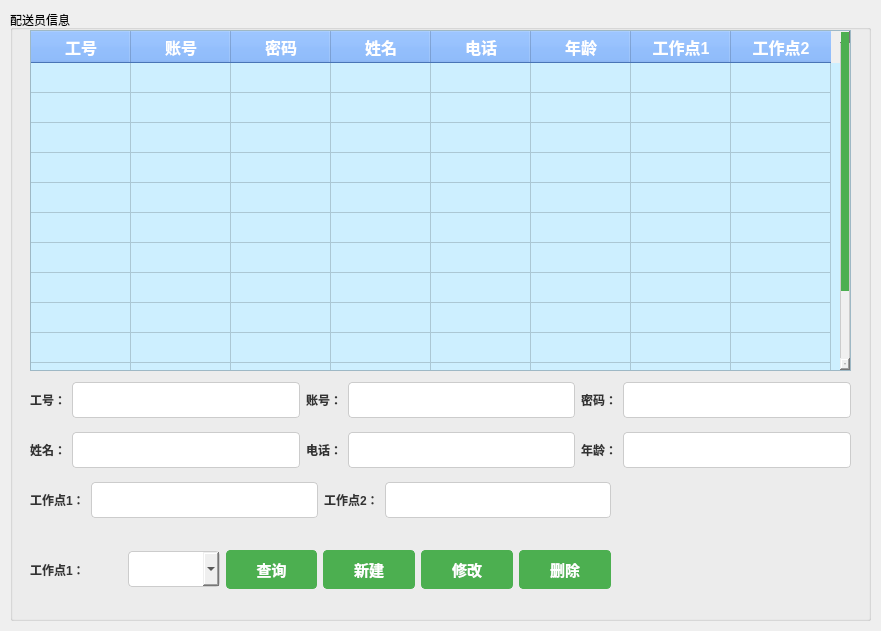
Qt form modules/admin/admin_manage_deliveryman.ui (gfzyl/Parcel-System) before a commit.
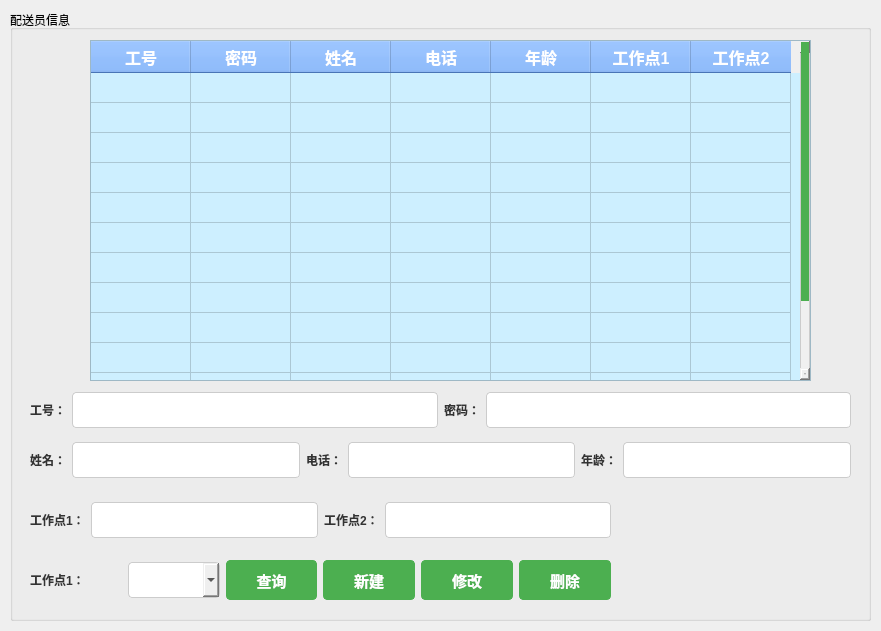
The same form after that commit.

```diff
--- a/modules/admin/admin_manage_deliveryman.ui
+++ b/modules/admin/admin_manage_deliveryman.ui
@@ -107,9 +107,9 @@
    <widget class="QTableWidget" name="tableWidget">
     <property name="geometry">
      <rect>
-      <x>20</x>
-      <y>20</y>
-      <width>821</width>
+      <x>80</x>
+      <y>30</y>
+      <width>721</width>
       <height>341</height>
      </rect>
     </property>
@@ -186,11 +186,6 @@
       <string>工号</string>
      </property>
     </column>
-    <column>
-     <property name="text">
-      <string>账号</string>
-     </property>
-    </column>
     <column>
      <property name="text">
       <string>密码</string>
@@ -226,7 +221,7 @@
     <property name="geometry">
      <rect>
       <x>20</x>
-      <y>370</y>
+      <y>380</y>
       <width>821</width>
       <height>40</height>
      </rect>
@@ -242,16 +237,6 @@
      <item>
       <widget class="QLineEdit" name="input1_lineedit"/>
      </item>
-     <item>
-      <widget class="QLabel" name="label_2">
-       <property name="text">
-        <string>账号：</string>
-       </property>
-      </widget>
-     </item>
-     <item>
-      <widget class="QLineEdit" name="input2_lineedit"/>
-     </item>
      <item>
       <widget class="QLabel" name="label_3">
        <property name="text">
@@ -268,7 +253,7 @@
     <property name="geometry">
      <rect>
       <x>20</x>
-      <y>420</y>
+      <y>430</y>
       <width>821</width>
       <height>40</height>
      </rect>
@@ -310,7 +295,7 @@
     <property name="geometry">
      <rect>
       <x>20</x>
-      <y>470</y>
+      <y>490</y>
       <width>581</width>
       <height>40</height>
      </rect>
@@ -338,13 +323,13 @@
      </item>
     </layout>
    </widget>
-   <widget class="QWidget" name="">
+   <widget class="QWidget" name="layoutWidget">
     <property name="geometry">
      <rect>
       <x>20</x>
-      <y>540</y>
+      <y>550</y>
       <width>581</width>
-      <height>39</height>
+      <height>40</height>
      </rect>
     </property>
     <layout class="QHBoxLayout" name="horizontalLayout_4">
```
